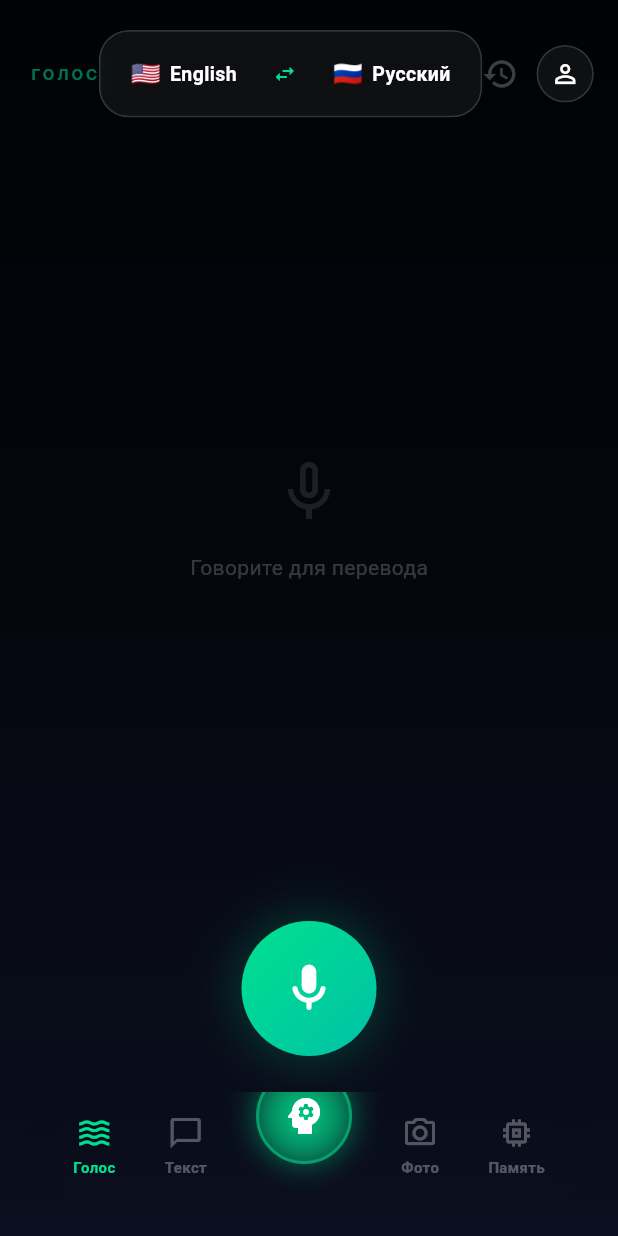
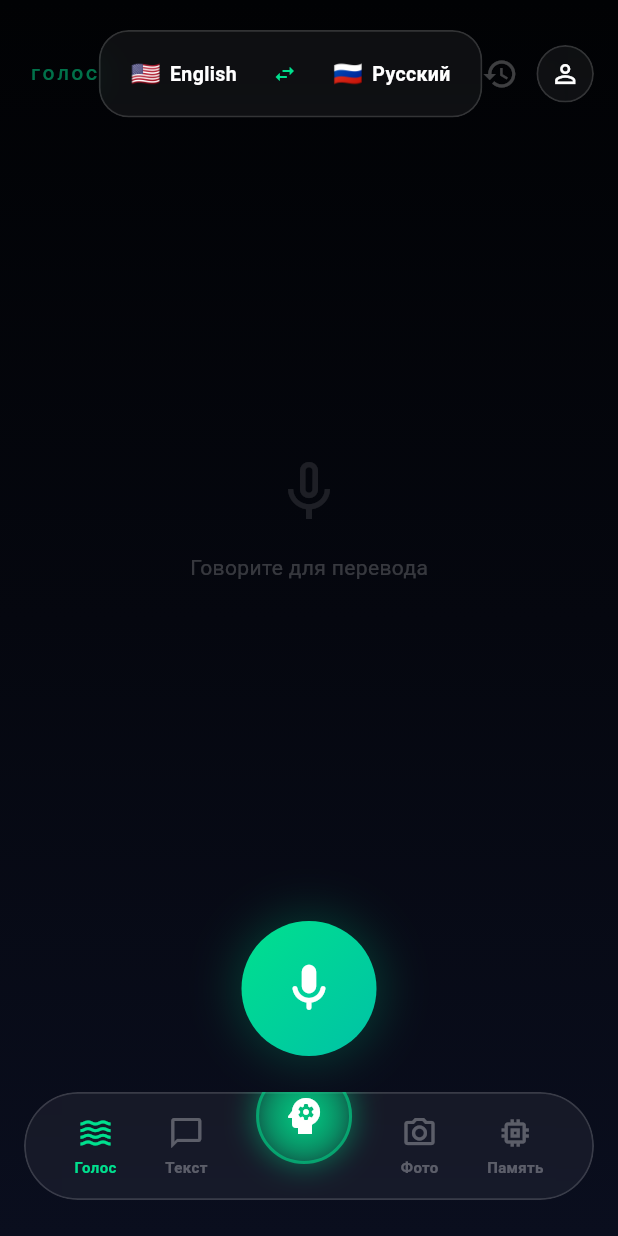
Before and after one commit to vaworonisul654-sys/iamandroidjvs, a Flutter app: the screen it shows after launch, on a phone screen of 412 x 824 dp. Run offline on Flutter 3.47's test engine with Material 3 defaults, Android fonts, the phone set to English and light mode, and no system bars; our stand-ins replace audioplayers, camera, google_fonts, image_picker, permission_handler, shared_preferences; missing offline and left inert: flutter_sound.

Commit message:
fix: resolve all remaining compile errors and missing imports

```diff
--- a/lib/utils/design_system.dart
+++ b/lib/utils/design_system.dart
@@ -77,4 +77,15 @@ class DesignSystem {
       ),
     );
   }
+
+  static BoxDecoration glassDecoration({double radius = 18.0}) {
+    return BoxDecoration(
+      color: glassWhite,
+      borderRadius: BorderRadius.circular(radius),
+      border: Border.all(
+        color: glassBorder,
+        width: 1.2,
+      ),
+    );
+  }
 }
--- a/lib/viewmodels/mentor_view_model.dart
+++ b/lib/viewmodels/mentor_view_model.dart
@@ -142,6 +142,10 @@ class MentorViewModel extends ChangeNotifier {
     }
   }
 
+  void refresh() {
+    notifyListeners();
+  }
+
   @override
   void dispose() {
     _audioCaptureService.dispose();
--- a/lib/views/mentor_view.dart
+++ b/lib/views/mentor_view.dart
@@ -2,6 +2,7 @@ import 'package:flutter/material.dart';
 import 'package:provider/provider.dart';
 import '../utils/design_system.dart';
 import '../viewmodels/mentor_view_model.dart';
+import 'profile_view.dart';
 
 class MentorView extends StatefulWidget {
   const MentorView({super.key});
--- a/lib/views/photo_view.dart
+++ b/lib/views/photo_view.dart
@@ -3,6 +3,7 @@ import 'package:camera/camera.dart';
 import 'package:provider/provider.dart';
 import '../viewmodels/photo_view_model.dart';
 import '../utils/design_system.dart';
+import 'profile_view.dart';
 
 class PhotoView extends StatefulWidget {
   const PhotoView({super.key});
--- a/lib/views/profile_view.dart
+++ b/lib/views/profile_view.dart
@@ -122,7 +122,7 @@ class ProfileView extends StatelessWidget {
             title: const Text("Выйти", style: TextStyle(color: Colors.redAccent, fontSize: 14)),
             onTap: () {
               service.logout();
-              context.read<MentorViewModel>().notifyListeners(); // Force UI update
+              context.read<MentorViewModel>().refresh(); // Force UI update
               Navigator.pop(context);
             },
           ),
```
